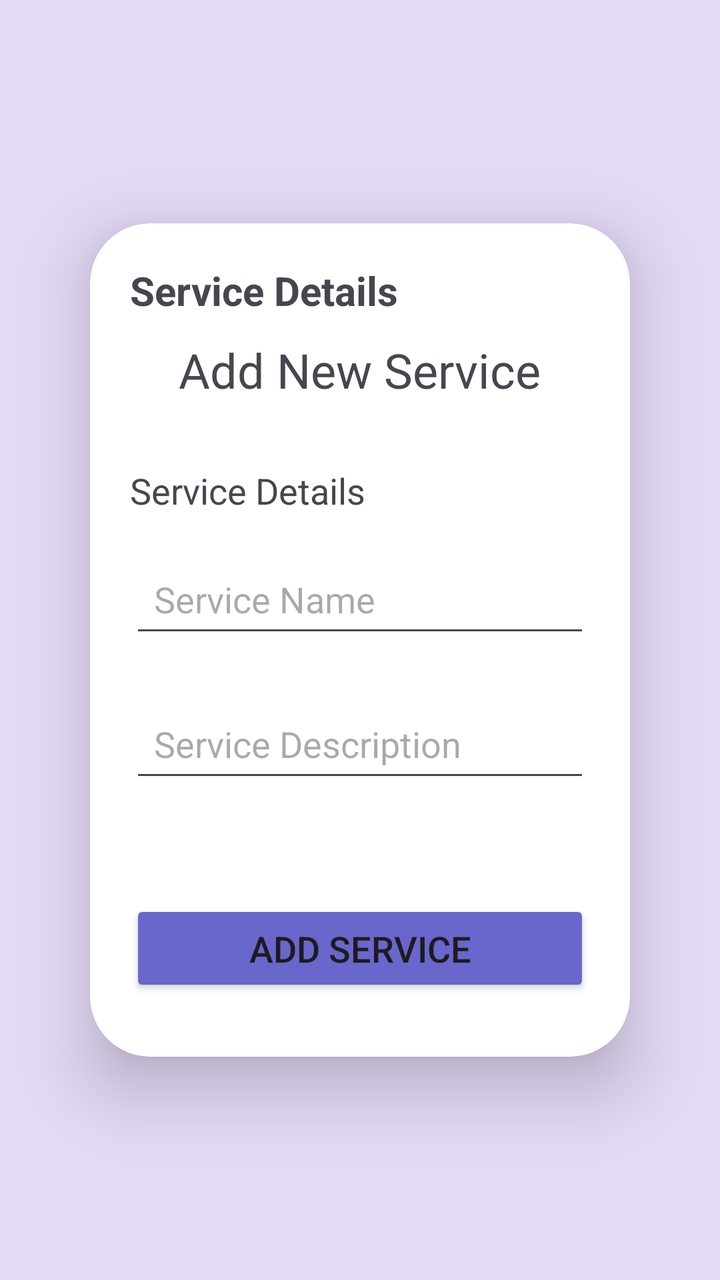
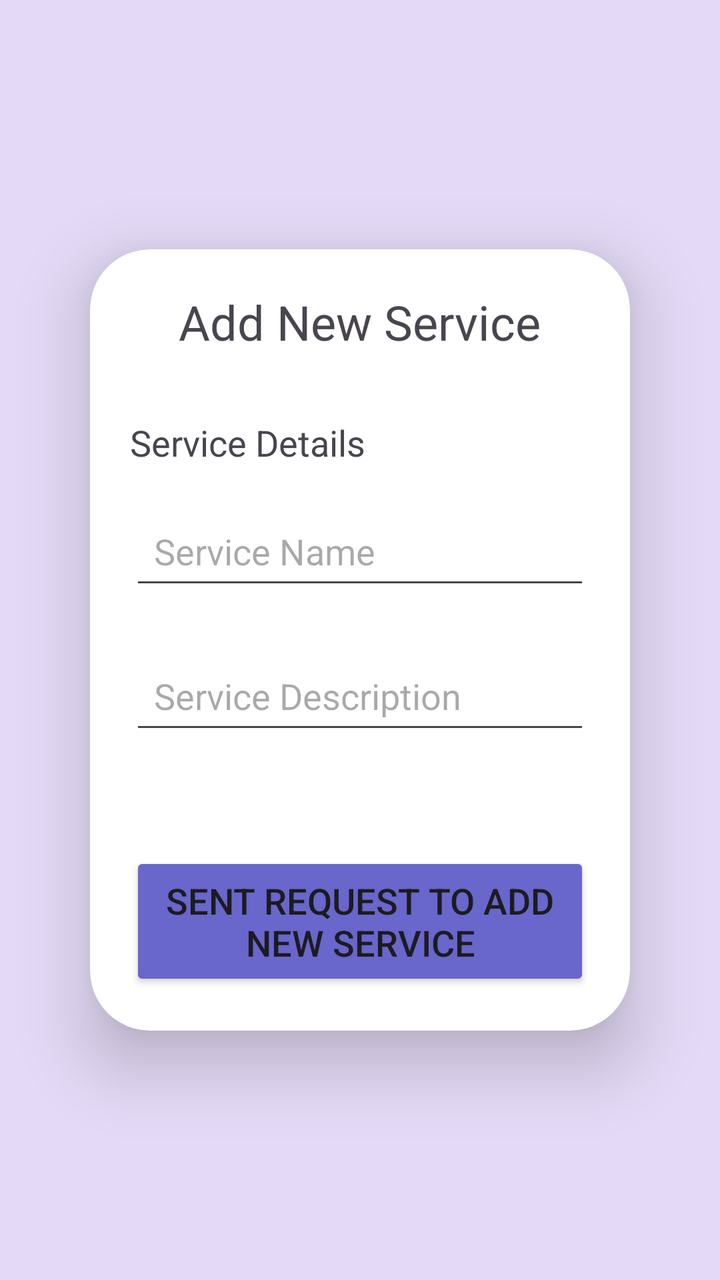

Compare the two renders of this Android layout. The source of the first and the diff that turns it into the second are given below.
<!-- AndroidManifest.xml: application theme Theme.RealtimeDB -->
<!-- res/layout/activity_add.xml -->
<?xml version="1.0" encoding="utf-8"?>
<LinearLayout
    xmlns:android="http://schemas.android.com/apk/res/android"
    xmlns:app="http://schemas.android.com/apk/res-auto"
    xmlns:tools="http://schemas.android.com/tools"
    android:layout_width="match_parent"
    android:layout_height="match_parent"
    android:orientation="vertical"
    android:background="#E4D9F6"
    android:gravity="center"
    tools:context=".AddActivity">

    <androidx.cardview.widget.CardView
        android:layout_width="270dp"
        android:layout_height="wrap_content"
        android:elevation="8dp"
        android:layout_margin="30dp"
        app:cardCornerRadius="30dp"
        app:cardElevation="20dp">


        <LinearLayout
            android:orientation="vertical"
            android:layout_width="match_parent"
            android:padding="20dp"
            android:layout_height="wrap_content">

            <TextView
                android:layout_width="match_parent"
                android:layout_height="wrap_content"
                android:text="Service Details"
                android:textSize="20dp"
                android:textStyle="bold"
                android:layout_marginBottom="10dp">
            </TextView>

            
            <TextView
                android:layout_width="wrap_content"
                android:layout_height="wrap_content"
                android:text="Add New Service"
                android:textSize="24sp"
                android:layout_marginBottom="16dp"
                android:layout_gravity="center_horizontal"
                android:paddingBottom="16dp" />

            
            <TextView
                android:layout_width="wrap_content"
                android:layout_height="wrap_content"
                android:text="Service Details"
                android:textSize="18sp"
                android:layout_marginBottom="10dp"
                android:paddingBottom="8dp" />

            
            <EditText
                android:id="@+id/serviceNameInput"
                android:layout_width="match_parent"
                android:layout_height="wrap_content"
                android:hint="Service Name"
                android:padding="12dp"
                android:layout_marginBottom="24dp"/>

            <EditText
                android:id="@+id/serviceNameDescription"
                android:layout_width="match_parent"
                android:layout_height="wrap_content"
                android:hint="Service Description"
                android:padding="12dp"
                android:layout_marginBottom="24dp"/>

            
            <Button
                android:id="@+id/addCardButton"
                android:layout_width="match_parent"
                android:layout_height="wrap_content"
                android:text="Add Service"
                style="@style/ButtonStyle"
                android:padding="12dp"/>


            <androidx.recyclerview.widget.RecyclerView
                android:id="@+id/recyclerView"
                android:layout_width="match_parent"
                android:layout_height="wrap_content"
                android:layout_marginTop="10dp"/>


        </LinearLayout>

    </androidx.cardview.widget.CardView>

</LinearLayout>
<!-- resources referenced by this layout -->
<resources>
  <style name="ButtonStyle">
          <item name="android:backgroundTint">@color/lavender</item>
          <item name="android:layout_marginTop">30dp</item>
          <item name="android:layout_width">match_parent</item>
          <item name="android:layout_height">60dp</item>
          <item name="android:textSize">18sp</item>
          <item name="cornerRadius">20dp</item>
      </style>
  <style name="Theme.RealtimeDB" parent="Base.Theme.RealtimeDB" />
  <color name="lavender">#6966CC</color>
  <style name="Base.Theme.RealtimeDB" parent="Theme.Material3.DayNight.NoActionBar">
          
          <item name="colorPrimary">@color/colorPrimary</item>
          <item name="colorPrimaryVariant">@color/colorPrimaryDark</item>
          <item name="colorOnPrimary">@color/white</item>
          
          <item name="colorSecondary">@color/colorAccent</item>
          <item name="colorOnSecondary">@color/black</item>
          
          <item name="android:statusBarColor">?attr/colorPrimaryVariant</item>
      </style>
  <color name="colorPrimary">#6200EE</color>
  <color name="colorPrimaryDark">#3700B3</color>
  <color name="white">#FFFFFFFF</color>
  <color name="colorAccent">#03DAC5</color>
  <color name="black">#FF000000</color>
</resources>

<!-- the commit's change to res/layout/activity_add.xml (unified diff, before → after) -->
@@ -24,15 +24,6 @@
             android:layout_width="match_parent"
             android:padding="20dp"
             android:layout_height="wrap_content">
-
-            <TextView
-                android:layout_width="match_parent"
-                android:layout_height="wrap_content"
-                android:text="Service Details"
-                android:textSize="20dp"
-                android:textStyle="bold"
-                android:layout_marginBottom="10dp">
-            </TextView>
 
             
             <TextView
@@ -63,7 +54,7 @@
                 android:layout_marginBottom="24dp"/>
 
             <EditText
-                android:id="@+id/serviceNameDescription"
+                android:id="@+id/serviceDescription"
                 android:layout_width="match_parent"
                 android:layout_height="wrap_content"
                 android:hint="Service Description"
@@ -75,16 +66,10 @@
                 android:id="@+id/addCardButton"
                 android:layout_width="match_parent"
                 android:layout_height="wrap_content"
-                android:text="Add Service"
+                android:text="Sent Request To Add New Service"
                 style="@style/ButtonStyle"
                 android:padding="12dp"/>
 
-
-            <androidx.recyclerview.widget.RecyclerView
-                android:id="@+id/recyclerView"
-                android:layout_width="match_parent"
-                android:layout_height="wrap_content"
-                android:layout_marginTop="10dp"/>
 
 
         </LinearLayout>
